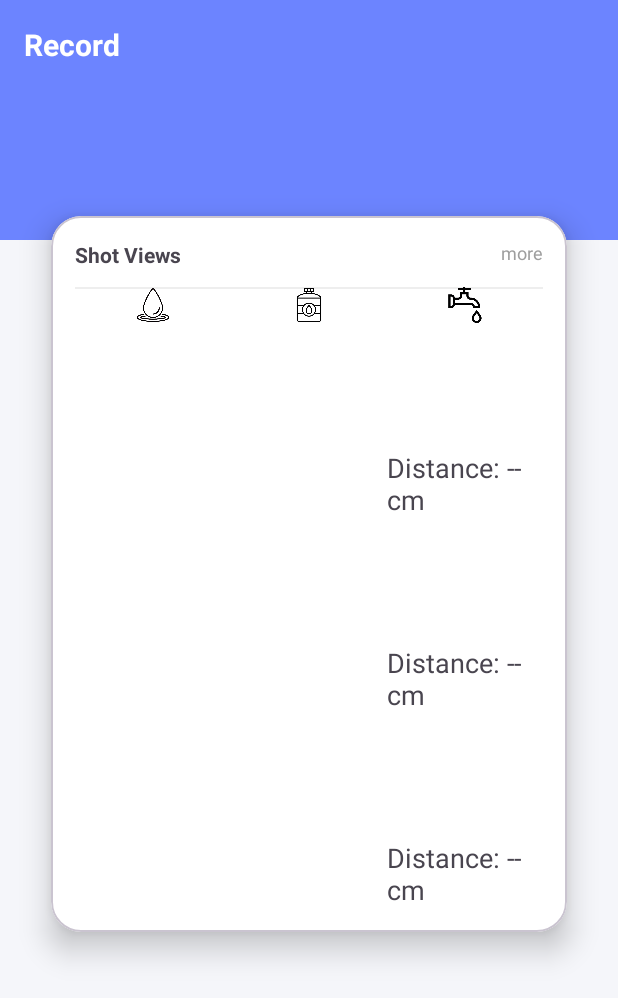
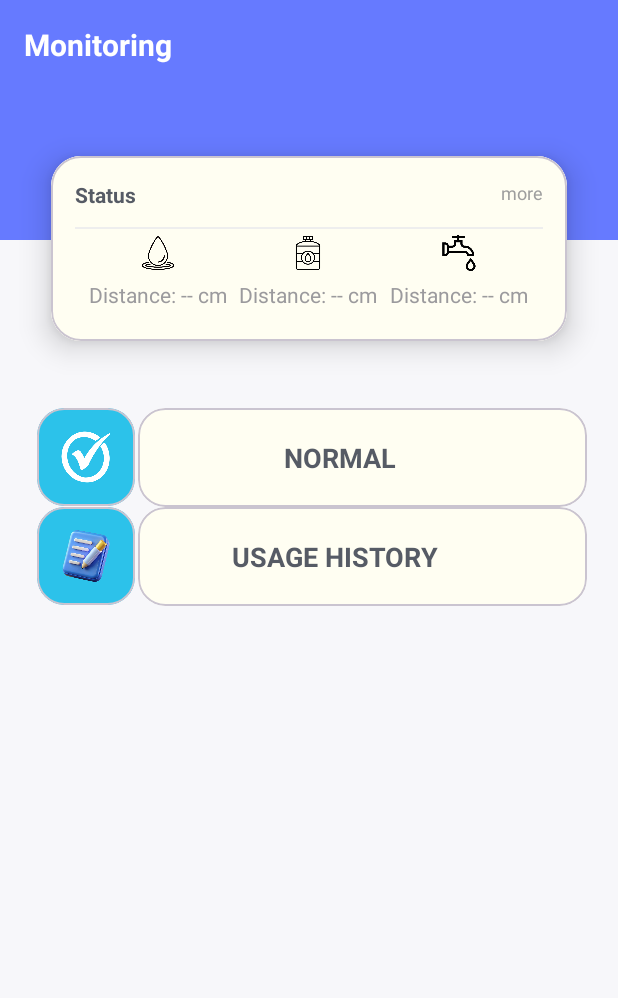
Before and after one commit to SenpaiPoro/WaterLeakage, an Android app: the screen it shows after launch (MainActivity), on a phone screen of 412 x 824 dp. Shown: the top 998 px of the screen. Run offline under Robolectric (Android 15) with nearby library versions, the light colour scheme and no system bars; our stand-ins replace Firebase (no records; nobody signed in at launch, a user with empty details on screens opened directly), sdp/ssp sizes.

Commit message:
good so far?

```diff
--- a/app/src/main/res/layout/activity_main.xml
+++ b/app/src/main/res/layout/activity_main.xml
@@ -4,14 +4,14 @@
     xmlns:app="http://schemas.android.com/apk/res-auto"
     android:layout_width="match_parent"
     android:layout_height="match_parent"
-    android:background="#F5F6FA">
+    android:background="@color/background">
 
     <!-- HEADER -->
     <View
         android:id="@+id/header"
         android:layout_width="0dp"
         android:layout_height="160dp"
-        android:background="#6C84FF"
+        android:background="@color/primary"
         app:layout_constraintTop_toTopOf="parent"
         app:layout_constraintStart_toStartOf="parent"
         app:layout_constraintEnd_toEndOf="parent"/>
@@ -21,7 +21,7 @@
         android:id="@+id/title"
         android:layout_width="wrap_content"
         android:layout_height="wrap_content"
-        android:text="Record"
+        android:text="Monitoring"
         android:textColor="@android:color/white"
         android:textSize="20sp"
         android:textStyle="bold"
@@ -37,8 +37,9 @@
         android:layout_height="wrap_content"
         android:layout_marginStart="16dp"
         android:layout_marginEnd="16dp"
-        android:layout_marginTop="-40dp"
+        android:layout_marginTop="-80dp"
         app:cardCornerRadius="20dp"
+        android:id="@+id/card"
         app:cardElevation="12dp"
         app:cardUseCompatPadding="true"
         app:cardBackgroundColor="@android:color/white"
@@ -49,14 +50,16 @@
         <androidx.constraintlayout.widget.ConstraintLayout
             android:layout_width="match_parent"
             android:layout_height="wrap_content"
-            android:padding="16dp">
+            android:padding="16dp"
+            android:background="@color/card_background">
 
             <!-- CARD HEADER -->
             <TextView
                 android:id="@+id/shotViews"
                 android:layout_width="wrap_content"
                 android:layout_height="wrap_content"
-                android:text="Shot Views"
+                android:text="Status"
+                android:textColor="@color/primary_text"
                 android:textStyle="bold"
                 android:textSize="14sp"
                 app:layout_constraintStart_toStartOf="parent"
@@ -87,6 +90,7 @@
                 android:layout_width="0dp"
                 android:layout_height="wrap_content"
                 android:layout_marginTop="12dp"
+                android:padding="5sp"
                 android:orientation="horizontal"
                 android:weightSum="3"
                 app:layout_constraintTop_toBottomOf="@id/shotViews"
@@ -104,7 +108,18 @@
                     <ImageView
                         android:layout_width="24dp"
                         android:layout_height="24dp"
-                        android:src="@drawable/water"/>
+                        android:src="@drawable/water"
+                        />
+
+                    <TextView
+                        android:id="@+id/tvPercentage"
+                        android:layout_width="wrap_content"
+                        android:layout_height="wrap_content"
+                        android:textAlignment="center"
+                        android:layout_marginTop="6dp"
+                        android:text="Distance: -- cm"
+                        android:textColor="@color/secondary_text"
+                        android:textSize="14sp" />
 
 
                 </LinearLayout>
@@ -122,6 +137,16 @@
                         android:layout_height="24dp"
                         android:src="@drawable/tank"/>
 
+                    <TextView
+                        android:id="@+id/tvDistance"
+                        android:layout_width="wrap_content"
+                        android:layout_height="wrap_content"
+                        android:layout_marginTop="6dp"
+                        android:textAlignment="center"
+                        android:textColor="@color/secondary_text"
+                        android:text="Distance: -- cm"
+                        android:textSize="14sp" />
+
                 </LinearLayout>
 
                 <!-- ITEM -->
@@ -138,31 +163,15 @@
                         android:src="@drawable/fusetnobg"/>
 
 
-
-                        <TextView
-                            android:id="@+id/tvDistance"
-                            android:layout_width="wrap_content"
-                            android:layout_height="wrap_content"
-                            android:layout_marginTop="84dp"
-                            android:text="Distance: -- cm"
-                            android:textSize="18sp"
-                            />
-                    <TextView
-                        android:id="@+id/tvPercentage"
-                        android:layout_width="wrap_content"
-                        android:layout_height="wrap_content"
-                        android:layout_marginTop="84dp"
-                        android:text="Distance: -- cm"
-                        android:textSize="18sp"
-                        />
                     <TextView
                         android:id="@+id/tvLiters"
                         android:layout_width="wrap_content"
                         android:layout_height="wrap_content"
-                        android:layout_marginTop="84dp"
+                        android:textAlignment="center"
+                        android:layout_marginTop="6dp"
+                        android:textColor="@color/secondary_text"
                         android:text="Distance: -- cm"
-                        android:textSize="18sp"
-                        />
+                        android:textSize="14sp" />
 
                 </LinearLayout>
 
@@ -172,75 +181,29 @@
 
     </com.google.android.material.card.MaterialCardView>
 
-</androidx.constraintlayout.widget.ConstraintLayout>
+    <ScrollView
+        android:layout_width="match_parent"
+        android:layout_height="0dp"
+        android:clipToPadding="false"
+        android:overScrollMode="never"
+        android:padding="@dimen/_16ssp"
+        android:scrollbars="none"
+        app:layout_constraintBottom_toBottomOf="parent"
+        app:layout_constraintTop_toBottomOf="@id/card">
 
 
+        <LinearLayout
+            android:layout_width="match_parent"
+            android:layout_height="wrap_content"
+            android:orientation="vertical">
 
-    <!--<?xml version="1.0" encoding="utf-8"?>-->
-<!--<androidx.constraintlayout.widget.ConstraintLayout xmlns:android="http://schemas.android.com/apk/res/android"-->
-<!--    xmlns:app="http://schemas.android.com/apk/res-auto"-->
-<!--    xmlns:tools="http://schemas.android.com/tools"-->
-<!--    android:layout_width="match_parent"-->
-<!--    android:layout_height="match_parent"-->
-<!--    android:orientation="vertical"-->
-<!--    android:padding="24dp"-->
-<!--    android:background="#FFFFFF">-->
+            <include layout="@layout/dashboard_item_1" />
 
-<!--    <TextView-->
-<!--        android:id="@+id/title"-->
-<!--        android:layout_width="wrap_content"-->
-<!--        android:layout_height="wrap_content"-->
-<!--        android:layout_marginTop="16dp"-->
-<!--        android:text="Water Tank Dashboard"-->
-<!--        android:textSize="22sp"-->
-<!--        android:textStyle="bold"-->
-<!--        app:layout_constraintStart_toStartOf="parent"-->
-<!--        app:layout_constraintTop_toTopOf="parent" />-->
+            <include layout="@layout/dashboard_item_2" />
 
-<!--    <TextView-->
-<!--        android:id="@+id/status"-->
-<!--        android:layout_width="200sp"-->
-<!--        android:layout_height="wrap_content"-->
-<!--        android:layout_marginTop="24dp"-->
-<!--        android:text="Normal"-->
-<!--        android:textAlignment="center"-->
-<!--        android:textSize="34sp"-->
-<!--        android:textStyle="bold"-->
-<!--        app:layout_constraintEnd_toEndOf="parent"-->
-<!--        app:layout_constraintStart_toStartOf="parent"-->
-<!--        app:layout_constraintTop_toBottomOf="@+id/title" />-->
+        </LinearLayout>
 
-<!--    <TextView-->
-<!--        android:id="@+id/tvDistance"-->
-<!--        android:layout_width="wrap_content"-->
-<!--        android:layout_height="wrap_content"-->
-<!--        android:layout_marginTop="84dp"-->
-<!--        android:text="Distance: &#45;&#45; cm"-->
-<!--        android:textSize="18sp"-->
-<!--        app:layout_constraintStart_toStartOf="@+id/status"-->
-<!--        app:layout_constraintEnd_toEndOf="@+id/status"-->
-<!--        app:layout_constraintTop_toBottomOf="@+id/status" />-->
 
-<!--    <TextView-->
-<!--        android:id="@+id/tvPercentage"-->
-<!--        android:layout_width="wrap_content"-->
-<!--        android:layout_height="wrap_content"-->
-<!--        android:layout_marginTop="36dp"-->
-<!--        android:text="Tank Level: &#45;&#45; %"-->
-<!--        android:textSize="18sp"-->
-<!--        app:layout_constraintEnd_toEndOf="@+id/tvDistance"-->
-<!--        app:layout_constraintStart_toStartOf="@+id/tvDistance"-->
-<!--        app:layout_constraintTop_toBottomOf="@+id/tvDistance" />-->
+    </ScrollView>
 
-<!--    <TextView-->
-<!--        android:id="@+id/tvLiters"-->
-<!--        android:layout_width="wrap_content"-->
-<!--        android:layout_height="wrap_content"-->
-<!--        android:layout_marginTop="48dp"-->
-<!--        android:text="Water Lost: &#45;&#45; L"-->
-<!--        android:textSize="18sp"-->
-<!--        app:layout_constraintEnd_toEndOf="@+id/tvPercentage"-->
-<!--        app:layout_constraintStart_toStartOf="@+id/tvPercentage"-->
-<!--        app:layout_constraintTop_toBottomOf="@+id/tvPercentage" />-->
-
-<!--</androidx.constraintlayout.widget.ConstraintLayout>-->
+</androidx.constraintlayout.widget.ConstraintLayout>
--- /dev/null
+++ b/app/src/main/res/layout/dashboard_item_1.xml
@@ -0,0 +1,70 @@
+<?xml version="1.0" encoding="utf-8"?>
+<androidx.constraintlayout.widget.ConstraintLayout xmlns:android="http://schemas.android.com/apk/res/android"
+    xmlns:tools="http://schemas.android.com/tools"
+    android:layout_width="match_parent"
+    android:layout_height="match_parent"
+    xmlns:app="http://schemas.android.com/apk/res-auto">
+
+    <com.google.android.material.card.MaterialCardView
+        android:id="@+id/materialCardView"
+        android:layout_width="@dimen/_50ssp"
+        android:layout_height="@dimen/_50ssp"
+        android:layout_marginStart="4dp"
+        app:cardBackgroundColor="@color/dashboard_item_1"
+        app:cardCornerRadius="@dimen/_14sdp"
+        app:layout_constraintBottom_toBottomOf="parent"
+        app:layout_constraintStart_toStartOf="parent"
+        app:layout_constraintTop_toTopOf="parent"
+        app:layout_constraintVertical_bias="0.001">
+
+        <androidx.appcompat.widget.AppCompatImageView
+            android:layout_width="match_parent"
+            android:layout_height="match_parent"
+            android:layout_margin="@dimen/_8sdp"
+            android:src="@drawable/check"
+            android:tint="@color/white" />
+
+
+    </com.google.android.material.card.MaterialCardView>
+
+    <com.google.android.material.card.MaterialCardView
+        android:layout_width="match_parent"
+        android:layout_height="wrap_content"
+        android:layout_marginStart="@dimen/_55sdp"
+        app:cardBackgroundColor="@color/card_background"
+        app:cardCornerRadius="@dimen/_14sdp"
+        app:cardElevation="0dp"
+        app:layout_constraintStart_toEndOf="@+id/materialCardView"
+        app:layout_constraintTop_toTopOf="parent">
+
+        <androidx.constraintlayout.widget.ConstraintLayout
+            android:layout_width="343dp"
+            android:layout_height="wrap_content"
+            android:paddingStart="@dimen/_20sdp"
+            android:paddingLeft="@dimen/_20sdp"
+            android:paddingTop="@dimen/_16sdp"
+            android:paddingEnd="@dimen/_16sdp"
+            android:paddingRight="@dimen/_16sdp"
+            android:paddingBottom="@dimen/_16sdp">
+
+            <TextView
+                android:layout_width="wrap_content"
+                android:layout_height="wrap_content"
+                android:text="NORMAL"
+                android:textColor="@color/primary_text"
+                android:textSize="@dimen/_14ssp"
+                android:textStyle="bold"
+                app:layout_constraintBottom_toBottomOf="parent"
+                app:layout_constraintEnd_toEndOf="parent"
+                app:layout_constraintHorizontal_bias="0.322"
+                app:layout_constraintStart_toStartOf="parent"
+                app:layout_constraintTop_toTopOf="parent"
+                app:layout_constraintVertical_bias="1.0" />
+
+
+        </androidx.constraintlayout.widget.ConstraintLayout>
+
+
+    </com.google.android.material.card.MaterialCardView>
+
+</androidx.constraintlayout.widget.ConstraintLayout>
--- /dev/null
+++ b/app/src/main/res/layout/dashboard_item_2.xml
@@ -0,0 +1,70 @@
+<?xml version="1.0" encoding="utf-8"?>
+<androidx.constraintlayout.widget.ConstraintLayout xmlns:android="http://schemas.android.com/apk/res/android"
+    xmlns:tools="http://schemas.android.com/tools"
+    android:layout_width="match_parent"
+    android:layout_height="match_parent"
+    xmlns:app="http://schemas.android.com/apk/res-auto">
+
+    <com.google.android.material.card.MaterialCardView
+        android:id="@+id/materialCardView"
+        android:layout_width="@dimen/_50ssp"
+        android:layout_height="@dimen/_50ssp"
+        android:layout_marginStart="4dp"
+        app:cardBackgroundColor="@color/dashboard_item_1"
+        app:cardCornerRadius="@dimen/_14sdp"
+        app:layout_constraintBottom_toBottomOf="parent"
+        app:layout_constraintStart_toStartOf="parent"
+        app:layout_constraintTop_toTopOf="parent"
+        app:layout_constraintVertical_bias="0.001">
+
+        <androidx.appcompat.widget.AppCompatImageView
+            android:layout_width="match_parent"
+            android:layout_height="match_parent"
+            android:layout_margin="@dimen/_8sdp"
+            android:src="@drawable/book"
+            />
+
+
+    </com.google.android.material.card.MaterialCardView>
+
+    <com.google.android.material.card.MaterialCardView
+        android:layout_width="match_parent"
+        android:layout_height="wrap_content"
+        android:layout_marginStart="@dimen/_55sdp"
+        app:cardBackgroundColor="@color/card_background"
+        app:cardCornerRadius="@dimen/_14sdp"
+        app:cardElevation="0dp"
+        app:layout_constraintStart_toEndOf="@+id/materialCardView"
+        app:layout_constraintTop_toTopOf="parent">
+
+        <androidx.constraintlayout.widget.ConstraintLayout
+            android:layout_width="343dp"
+            android:layout_height="wrap_content"
+            android:paddingStart="@dimen/_20sdp"
+            android:paddingLeft="@dimen/_20sdp"
+            android:paddingTop="@dimen/_16sdp"
+            android:paddingEnd="@dimen/_16sdp"
+            android:paddingRight="@dimen/_16sdp"
+            android:paddingBottom="@dimen/_16sdp">
+
+            <TextView
+                android:layout_width="wrap_content"
+                android:layout_height="wrap_content"
+                android:text="USAGE HISTORY"
+                android:textColor="@color/primary_text"
+                android:textSize="@dimen/_14ssp"
+                android:textStyle="bold"
+                app:layout_constraintBottom_toBottomOf="parent"
+                app:layout_constraintEnd_toEndOf="parent"
+                app:layout_constraintHorizontal_bias="0.229"
+                app:layout_constraintStart_toStartOf="parent"
+                app:layout_constraintTop_toTopOf="parent"
+                app:layout_constraintVertical_bias="0.0" />
+
+
+        </androidx.constraintlayout.widget.ConstraintLayout>
+
+
+    </com.google.android.material.card.MaterialCardView>
+
+</androidx.constraintlayout.widget.ConstraintLayout>
--- a/app/src/main/res/values-night/colors.xml
+++ b/app/src/main/res/values-night/colors.xml
@@ -6,7 +6,7 @@
     <color name="blue">#2A27F5</color>
     <color name="primary">#6A7CFF</color>
     <color name="background">#252C4B</color>
-    <color name="card_background">#373f9F</color>
+    <color name="card_background">#6872DE</color>
     <color name="primary_text">#f2f2f2</color>
     <color name="secondary_text">#F2EAEA</color>
     <color name="dashboard_item_1">#2CC2EA</color>
--- a/app/src/main/res/values/colors.xml
+++ b/app/src/main/res/values/colors.xml
@@ -6,7 +6,7 @@
     <color name="blue">#2A27F5</color>
     <color name="primary">#667AFF</color>
     <color name="background">#F7F7FA</color>
-    <color name="card_background">#FFFEEE</color>
+    <color name="card_background">#FFFEF2</color>
     <color name="primary_text">#565B65</color>
     <color name="secondary_text">#9B9A9D</color>
     <color name="dashboard_item_1">#2CC2EA</color>
```
Also changed, not shown: app/src/main/res/drawable/book.png (added), app/src/main/res/drawable/check.png (added).
